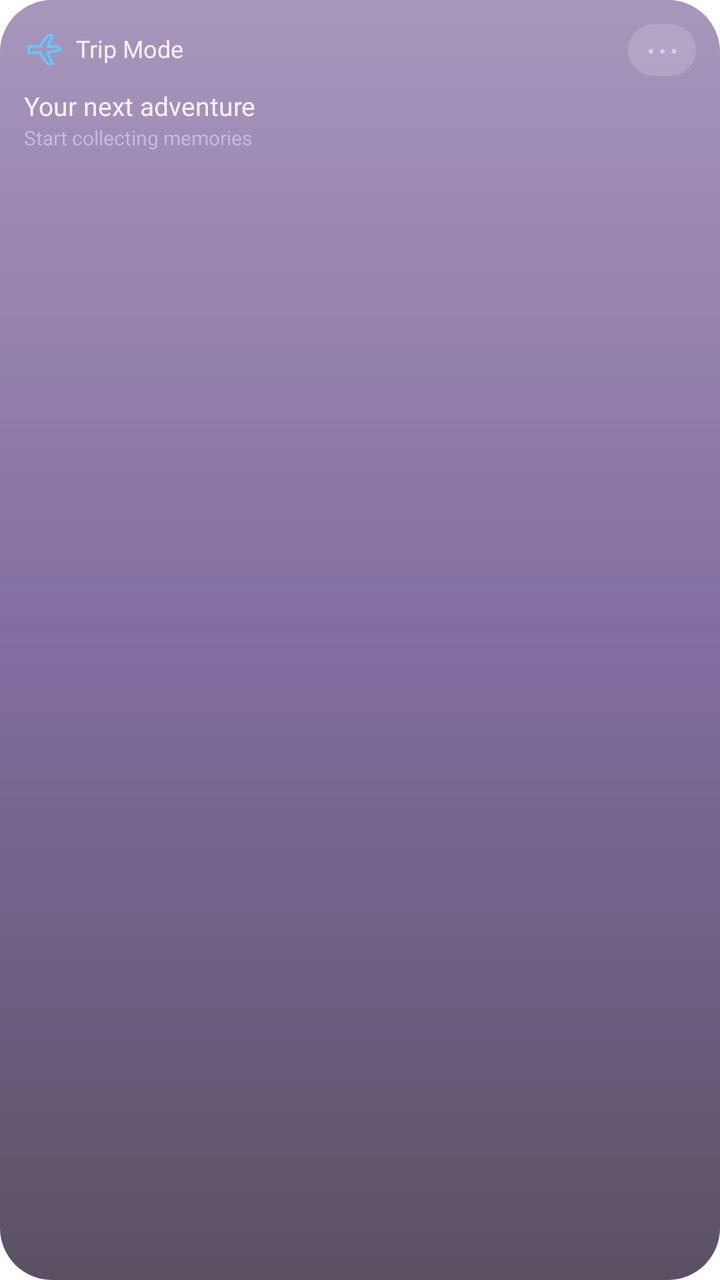
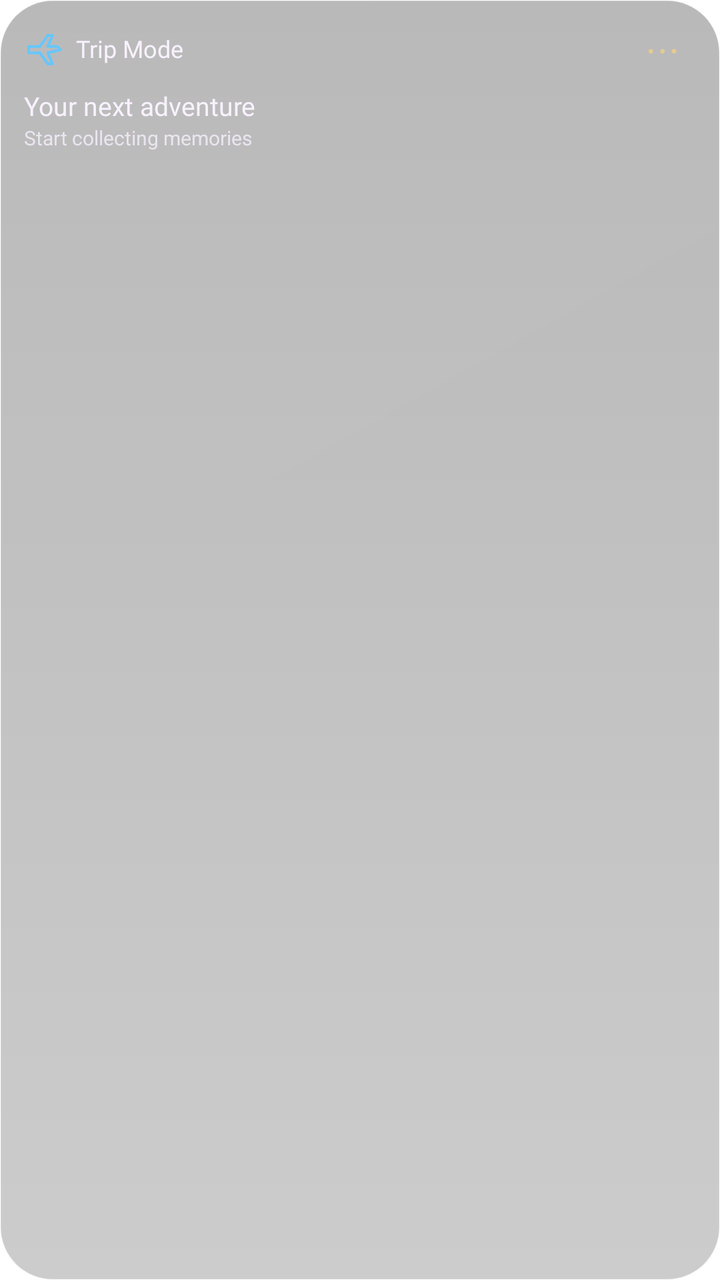

Screens rendered from an Android XML layout before and after an edit, with the pre-edit source and the edit as a unified diff.
<!-- AndroidManifest.xml: application theme Theme.Lumen -->
<!-- res/layout/widget_preview_trip.xml -->
<?xml version='1.0' encoding='utf-8'?>
<LinearLayout xmlns:android="http://schemas.android.com/apk/res/android" android:id="@+id/widget_root" android:layout_width="match_parent" android:layout_height="match_parent" android:orientation="vertical" android:padding="12dp" android:background="@drawable/widget_glass_dark_balanced">
    <LinearLayout android:layout_width="match_parent" android:layout_height="wrap_content" android:orientation="horizontal" android:gravity="center_vertical">
        <ImageView android:id="@+id/widget_icon" android:layout_width="19dp" android:layout_height="19dp" android:contentDescription="@null" android:src="@drawable/widget_ic_trip" />
        <TextView android:id="@+id/widget_title" android:layout_width="0dp" android:layout_weight="1" android:layout_height="wrap_content" android:layout_marginStart="7dp" android:text="@string/widget_trip" android:textColor="#F8F1FF" android:textSize="12sp" android:fontFamily="@font/outfit_medium" android:maxLines="1" android:ellipsize="end" android:includeFontPadding="false" />
        <TextView android:id="@+id/widget_action" android:layout_width="34dp" android:layout_height="26dp" android:gravity="center" android:text="@string/widget_more" android:textSize="19sp" android:textColor="#E4C6FF" android:contentDescription="@string/widget_open" android:background="@drawable/widget_control" android:includeFontPadding="false" />
    </LinearLayout>
    <LinearLayout android:layout_width="match_parent" android:layout_height="wrap_content" android:orientation="horizontal" android:baselineAligned="false" android:gravity="center_vertical" android:layout_marginTop="4dp">
        <LinearLayout android:layout_width="0dp" android:layout_weight="1" android:layout_height="wrap_content" android:orientation="vertical" android:paddingStart="0dp" android:paddingEnd="12dp">
            <TextView android:id="@+id/widget_detail" android:layout_width="match_parent" android:layout_height="wrap_content" android:layout_marginTop="4dp" android:text="@string/widget_preview_trip_detail" android:textColor="#F8F1FF" android:textSize="13sp" android:fontFamily="@font/outfit_medium" android:maxLines="2" android:ellipsize="end" android:visibility="visible" android:includeFontPadding="false" />
            <TextView android:id="@+id/widget_status" android:layout_width="match_parent" android:layout_height="wrap_content" android:layout_marginTop="2dp" android:textColor="#C8B8D8" android:textSize="10sp" android:maxLines="2" android:ellipsize="end" android:text="@string/widget_preview_trip_status" android:visibility="visible" android:includeFontPadding="false" />
        </LinearLayout>
        <LinearLayout android:id="@+id/widget_photos" android:layout_width="100dp" android:layout_height="64dp" android:layout_marginTop="4dp" android:orientation="horizontal" android:gravity="center_vertical" android:visibility="gone">
            <ImageView android:id="@+id/widget_photo1" android:layout_width="100dp" android:layout_height="64dp" android:layout_marginEnd="4dp" android:scaleType="centerCrop" android:background="@drawable/widget_photo_frame" android:contentDescription="@string/widget_photo" android:visibility="gone" />
            <ImageView android:id="@+id/widget_photo2" android:layout_width="100dp" android:layout_height="64dp" android:layout_marginEnd="4dp" android:scaleType="centerCrop" android:background="@drawable/widget_photo_frame" android:contentDescription="@string/widget_photo" android:visibility="gone" />
            <ImageView android:id="@+id/widget_photo3" android:layout_width="100dp" android:layout_height="64dp" android:layout_marginEnd="4dp" android:scaleType="centerCrop" android:background="@drawable/widget_photo_frame" android:contentDescription="@string/widget_photo" android:visibility="gone" />
            <ImageView android:id="@+id/widget_photo4" android:layout_width="100dp" android:layout_height="64dp" android:layout_marginEnd="4dp" android:scaleType="centerCrop" android:background="@drawable/widget_photo_frame" android:contentDescription="@string/widget_photo" android:visibility="gone" />
        </LinearLayout>
    </LinearLayout>
    <Chronometer android:id="@+id/widget_timer" android:layout_width="match_parent" android:layout_height="24dp" android:textColor="#F8F1FF" android:textSize="20sp" android:fontFamily="@font/outfit_medium" android:visibility="gone" android:includeFontPadding="false" />
    <LinearLayout android:id="@+id/widget_photo_names" android:layout_width="match_parent" android:layout_height="12dp" android:orientation="horizontal" android:visibility="gone">
        <TextView android:id="@+id/widget_person1" android:layout_width="0dp" android:layout_weight="1" android:layout_height="match_parent" android:textColor="#C8B8D8" android:textSize="9sp" android:gravity="center" android:maxLines="1" android:ellipsize="end" android:includeFontPadding="false" />
        <TextView android:id="@+id/widget_person2" android:layout_width="0dp" android:layout_weight="1" android:layout_height="match_parent" android:textColor="#C8B8D8" android:textSize="9sp" android:gravity="center" android:maxLines="1" android:ellipsize="end" android:includeFontPadding="false" />
        <TextView android:id="@+id/widget_person3" android:layout_width="0dp" android:layout_weight="1" android:layout_height="match_parent" android:textColor="#C8B8D8" android:textSize="9sp" android:gravity="center" android:maxLines="1" android:ellipsize="end" android:includeFontPadding="false" />
        <TextView android:id="@+id/widget_person4" android:layout_width="0dp" android:layout_weight="1" android:layout_height="match_parent" android:textColor="#C8B8D8" android:textSize="9sp" android:gravity="center" android:maxLines="1" android:ellipsize="end" android:includeFontPadding="false" />
    </LinearLayout>
    <LinearLayout android:id="@+id/widget_row1" android:layout_width="match_parent" android:layout_height="24dp" android:orientation="horizontal" android:gravity="center_vertical" android:visibility="gone">
        <TextView android:id="@+id/widget_check1" android:layout_width="34dp" android:layout_height="match_parent" android:text="@string/widget_circle" android:textColor="#E4C6FF" android:textSize="22sp" android:gravity="center_vertical" android:includeFontPadding="false" />
        <TextView android:id="@+id/widget_task1" android:layout_width="0dp" android:layout_weight="1" android:layout_height="wrap_content" android:textColor="#F8F1FF" android:textSize="12sp" android:maxLines="1" android:ellipsize="end" android:includeFontPadding="false" />
    </LinearLayout>
    <LinearLayout android:id="@+id/widget_row2" android:layout_width="match_parent" android:layout_height="24dp" android:orientation="horizontal" android:gravity="center_vertical" android:visibility="gone">
        <TextView android:id="@+id/widget_check2" android:layout_width="34dp" android:layout_height="match_parent" android:text="@string/widget_circle" android:textColor="#E4C6FF" android:textSize="22sp" android:gravity="center_vertical" android:includeFontPadding="false" />
        <TextView android:id="@+id/widget_task2" android:layout_width="0dp" android:layout_weight="1" android:layout_height="wrap_content" android:textColor="#F8F1FF" android:textSize="12sp" android:maxLines="1" android:ellipsize="end" android:includeFontPadding="false" />
    </LinearLayout>
    <TextView android:id="@+id/widget_button" android:layout_width="match_parent" android:layout_height="28dp" android:layout_marginTop="4dp" android:gravity="center" android:textColor="#2A1048" android:fontFamily="@font/outfit_medium" android:textSize="12sp" android:background="@drawable/widget_pill" android:visibility="gone" android:text="@string/widget_preview_trip_button" android:includeFontPadding="false" />
    <ProgressBar android:id="@+id/widget_meter" android:layout_width="match_parent" android:layout_height="4dp" android:layout_marginTop="8dp" android:max="100" android:progressTint="#C084FC" android:progressBackgroundTint="#33E4C6FF" android:visibility="gone" style="?android:attr/progressBarStyleHorizontal" />
</LinearLayout>
<!-- resources referenced by this layout -->
<resources>
  <!-- drawable widget_control (drawable) -->
  <?xml version="1.0" encoding="utf-8"?>
  <shape xmlns:android="http://schemas.android.com/apk/res/android">
      <corners android:radius="16dp" />
      <solid android:color="#28FFFFFF" />
  </shape>
  <!-- drawable widget_glass_dark_balanced (drawable) -->
  <?xml version="1.0" encoding="utf-8"?>
  <layer-list xmlns:android="http://schemas.android.com/apk/res/android">
      <item>
          <shape>
              <corners android:radius="26dp" />
              <gradient
                  android:angle="270"
                  android:startColor="#993B1568"
                  android:centerColor="#A62E1060"
                  android:endColor="#B314061F" />
          </shape>
      </item>
      <item>
          <shape>
              <corners android:radius="26dp" />
              <gradient
                  android:angle="270"
                  android:startColor="#40FFFFFF"
                  android:centerColor="#18E4C6FF"
                  android:endColor="#00FFFFFF" />
          </shape>
      </item>
  </layer-list>
  <!-- drawable widget_ic_trip (drawable) -->
  <vector xmlns:android="http://schemas.android.com/apk/res/android" android:width="24dp" android:height="24dp" android:viewportWidth="24" android:viewportHeight="24"><path android:pathData="M3,10 L10,10 L15,3 L18,3 L15,10 L21,10 L23,12 L15,14 L18,21 L15,21 L10,14 L3,14 Z" android:fillColor="@android:color/transparent" android:strokeColor="#65C7FF" android:strokeWidth="1.7" android:strokeLineCap="round" android:strokeLineJoin="round" /></vector>
  <!-- drawable widget_photo_frame (drawable) -->
  <?xml version="1.0" encoding="utf-8"?>
  <shape xmlns:android="http://schemas.android.com/apk/res/android">
      <corners android:radius="16dp" />
      <solid android:color="#3314061F" />
  </shape>
  <!-- drawable widget_pill (drawable) -->
  <?xml version="1.0" encoding="utf-8"?>
  <shape xmlns:android="http://schemas.android.com/apk/res/android">
      <corners android:radius="22dp" />
      <gradient
          android:angle="0"
          android:startColor="#E9D5FF"
          android:centerColor="#D8B4FE"
          android:endColor="#F0ABFC" />
  </shape>
  <string name="widget_circle">○</string>
  <string name="widget_more">⋯</string>
  <string name="widget_open">Open widget</string>
  <string name="widget_photo">Photo</string>
  <string name="widget_preview_trip_button" />
  <string name="widget_preview_trip_detail">Your next adventure</string>
  <string name="widget_preview_trip_status">Start collecting memories</string>
  <string name="widget_trip">Trip Mode</string>
  <style name="Theme.Lumen" parent="android:Theme.Material.NoActionBar">
          <item name="android:windowShowWallpaper">true</item>
          <item name="android:windowBackground">@android:color/transparent</item>
          <item name="android:colorBackgroundCacheHint">@null</item>
          <item name="android:statusBarColor">@android:color/transparent</item>
          <item name="android:navigationBarColor">@android:color/transparent</item>
          <item name="android:windowDrawsSystemBarBackgrounds">true</item>
          <item name="android:windowLightStatusBar">false</item>
      </style>
</resources>

<!-- the commit's change to res/layout/widget_preview_trip.xml (unified diff, before → after) -->
@@ -3,12 +3,12 @@
     <LinearLayout android:layout_width="match_parent" android:layout_height="wrap_content" android:orientation="horizontal" android:gravity="center_vertical">
         <ImageView android:id="@+id/widget_icon" android:layout_width="19dp" android:layout_height="19dp" android:contentDescription="@null" android:src="@drawable/widget_ic_trip" />
         <TextView android:id="@+id/widget_title" android:layout_width="0dp" android:layout_weight="1" android:layout_height="wrap_content" android:layout_marginStart="7dp" android:text="@string/widget_trip" android:textColor="#F8F1FF" android:textSize="12sp" android:fontFamily="@font/outfit_medium" android:maxLines="1" android:ellipsize="end" android:includeFontPadding="false" />
-        <TextView android:id="@+id/widget_action" android:layout_width="34dp" android:layout_height="26dp" android:gravity="center" android:text="@string/widget_more" android:textSize="19sp" android:textColor="#E4C6FF" android:contentDescription="@string/widget_open" android:background="@drawable/widget_control" android:includeFontPadding="false" />
+        <TextView android:id="@+id/widget_action" android:layout_width="34dp" android:layout_height="26dp" android:gravity="center" android:text="@string/widget_more" android:textSize="19sp" android:textColor="#E4CB91" android:contentDescription="@string/widget_open" android:background="@drawable/widget_control" android:includeFontPadding="false" />
     </LinearLayout>
     <LinearLayout android:layout_width="match_parent" android:layout_height="wrap_content" android:orientation="horizontal" android:baselineAligned="false" android:gravity="center_vertical" android:layout_marginTop="4dp">
         <LinearLayout android:layout_width="0dp" android:layout_weight="1" android:layout_height="wrap_content" android:orientation="vertical" android:paddingStart="0dp" android:paddingEnd="12dp">
             <TextView android:id="@+id/widget_detail" android:layout_width="match_parent" android:layout_height="wrap_content" android:layout_marginTop="4dp" android:text="@string/widget_preview_trip_detail" android:textColor="#F8F1FF" android:textSize="13sp" android:fontFamily="@font/outfit_medium" android:maxLines="2" android:ellipsize="end" android:visibility="visible" android:includeFontPadding="false" />
-            <TextView android:id="@+id/widget_status" android:layout_width="match_parent" android:layout_height="wrap_content" android:layout_marginTop="2dp" android:textColor="#C8B8D8" android:textSize="10sp" android:maxLines="2" android:ellipsize="end" android:text="@string/widget_preview_trip_status" android:visibility="visible" android:includeFontPadding="false" />
+            <TextView android:id="@+id/widget_status" android:layout_width="match_parent" android:layout_height="wrap_content" android:layout_marginTop="2dp" android:textColor="#C4F8F1FF" android:textSize="10sp" android:maxLines="2" android:ellipsize="end" android:text="@string/widget_preview_trip_status" android:visibility="visible" android:includeFontPadding="false" />
         </LinearLayout>
         <LinearLayout android:id="@+id/widget_photos" android:layout_width="100dp" android:layout_height="64dp" android:layout_marginTop="4dp" android:orientation="horizontal" android:gravity="center_vertical" android:visibility="gone">
             <ImageView android:id="@+id/widget_photo1" android:layout_width="100dp" android:layout_height="64dp" android:layout_marginEnd="4dp" android:scaleType="centerCrop" android:background="@drawable/widget_photo_frame" android:contentDescription="@string/widget_photo" android:visibility="gone" />
@@ -19,17 +19,17 @@
     </LinearLayout>
     <Chronometer android:id="@+id/widget_timer" android:layout_width="match_parent" android:layout_height="24dp" android:textColor="#F8F1FF" android:textSize="20sp" android:fontFamily="@font/outfit_medium" android:visibility="gone" android:includeFontPadding="false" />
     <LinearLayout android:id="@+id/widget_photo_names" android:layout_width="match_parent" android:layout_height="12dp" android:orientation="horizontal" android:visibility="gone">
-        <TextView android:id="@+id/widget_person1" android:layout_width="0dp" android:layout_weight="1" android:layout_height="match_parent" android:textColor="#C8B8D8" android:textSize="9sp" android:gravity="center" android:maxLines="1" android:ellipsize="end" android:includeFontPadding="false" />
-        <TextView android:id="@+id/widget_person2" android:layout_width="0dp" android:layout_weight="1" android:layout_height="match_parent" android:textColor="#C8B8D8" android:textSize="9sp" android:gravity="center" android:maxLines="1" android:ellipsize="end" android:includeFontPadding="false" />
-        <TextView android:id="@+id/widget_person3" android:layout_width="0dp" android:layout_weight="1" android:layout_height="match_parent" android:textColor="#C8B8D8" android:textSize="9sp" android:gravity="center" android:maxLines="1" android:ellipsize="end" android:includeFontPadding="false" />
-        <TextView android:id="@+id/widget_person4" android:layout_width="0dp" android:layout_weight="1" android:layout_height="match_parent" android:textColor="#C8B8D8" android:textSize="9sp" android:gravity="center" android:maxLines="1" android:ellipsize="end" android:includeFontPadding="false" />
+        <TextView android:id="@+id/widget_person1" android:layout_width="0dp" android:layout_weight="1" android:layout_height="match_parent" android:textColor="#C4F8F1FF" android:textSize="9sp" android:gravity="center" android:maxLines="1" android:ellipsize="end" android:includeFontPadding="false" />
+        <TextView android:id="@+id/widget_person2" android:layout_width="0dp" android:layout_weight="1" android:layout_height="match_parent" android:textColor="#C4F8F1FF" android:textSize="9sp" android:gravity="center" android:maxLines="1" android:ellipsize="end" android:includeFontPadding="false" />
+        <TextView android:id="@+id/widget_person3" android:layout_width="0dp" android:layout_weight="1" android:layout_height="match_parent" android:textColor="#C4F8F1FF" android:textSize="9sp" android:gravity="center" android:maxLines="1" android:ellipsize="end" android:includeFontPadding="false" />
+        <TextView android:id="@+id/widget_person4" android:layout_width="0dp" android:layout_weight="1" android:layout_height="match_parent" android:textColor="#C4F8F1FF" android:textSize="9sp" android:gravity="center" android:maxLines="1" android:ellipsize="end" android:includeFontPadding="false" />
     </LinearLayout>
     <LinearLayout android:id="@+id/widget_row1" android:layout_width="match_parent" android:layout_height="24dp" android:orientation="horizontal" android:gravity="center_vertical" android:visibility="gone">
-        <TextView android:id="@+id/widget_check1" android:layout_width="34dp" android:layout_height="match_parent" android:text="@string/widget_circle" android:textColor="#E4C6FF" android:textSize="22sp" android:gravity="center_vertical" android:includeFontPadding="false" />
+        <TextView android:id="@+id/widget_check1" android:layout_width="34dp" android:layout_height="match_parent" android:text="@string/widget_circle" android:textColor="#E4CB91" android:textSize="22sp" android:gravity="center_vertical" android:includeFontPadding="false" />
         <TextView android:id="@+id/widget_task1" android:layout_width="0dp" android:layout_weight="1" android:layout_height="wrap_content" android:textColor="#F8F1FF" android:textSize="12sp" android:maxLines="1" android:ellipsize="end" android:includeFontPadding="false" />
     </LinearLayout>
     <LinearLayout android:id="@+id/widget_row2" android:layout_width="match_parent" android:layout_height="24dp" android:orientation="horizontal" android:gravity="center_vertical" android:visibility="gone">
-        <TextView android:id="@+id/widget_check2" android:layout_width="34dp" android:layout_height="match_parent" android:text="@string/widget_circle" android:textColor="#E4C6FF" android:textSize="22sp" android:gravity="center_vertical" android:includeFontPadding="false" />
+        <TextView android:id="@+id/widget_check2" android:layout_width="34dp" android:layout_height="match_parent" android:text="@string/widget_circle" android:textColor="#E4CB91" android:textSize="22sp" android:gravity="center_vertical" android:includeFontPadding="false" />
         <TextView android:id="@+id/widget_task2" android:layout_width="0dp" android:layout_weight="1" android:layout_height="wrap_content" android:textColor="#F8F1FF" android:textSize="12sp" android:maxLines="1" android:ellipsize="end" android:includeFontPadding="false" />
     </LinearLayout>
     <TextView android:id="@+id/widget_button" android:layout_width="match_parent" android:layout_height="28dp" android:layout_marginTop="4dp" android:gravity="center" android:textColor="#2A1048" android:fontFamily="@font/outfit_medium" android:textSize="12sp" android:background="@drawable/widget_pill" android:visibility="gone" android:text="@string/widget_preview_trip_button" android:includeFontPadding="false" />
<!-- resource entries referenced after the edit -->
@@ -2,51 +2,31 @@
 <resources>
   <!-- drawable widget_control (drawable) -->
   <?xml version="1.0" encoding="utf-8"?>
-  <shape xmlns:android="http://schemas.android.com/apk/res/android">
-      <corners android:radius="16dp" />
-      <solid android:color="#28FFFFFF" />
-  </shape>
+  <shape xmlns:android="http://schemas.android.com/apk/res/android"><solid android:color="#00000000" /></shape>
   <!-- drawable widget_glass_dark_balanced (drawable) -->
   <?xml version="1.0" encoding="utf-8"?>
   <layer-list xmlns:android="http://schemas.android.com/apk/res/android">
-      <item>
-          <shape>
-              <corners android:radius="26dp" />
-              <gradient
-                  android:angle="270"
-                  android:startColor="#993B1568"
-                  android:centerColor="#A62E1060"
-                  android:endColor="#B314061F" />
-          </shape>
-      </item>
-      <item>
-          <shape>
-              <corners android:radius="26dp" />
-              <gradient
-                  android:angle="270"
-                  android:startColor="#40FFFFFF"
-                  android:centerColor="#18E4C6FF"
-                  android:endColor="#00FFFFFF" />
-          </shape>
-      </item>
+    <item><shape>
+      <corners android:radius="26dp" />
+      <gradient android:angle="270" android:startColor="#47000000" android:endColor="#33000000" />
+      <stroke android:width="0.8dp" android:color="#33FFFFFF" />
+  </shape></item>
+    <item><shape>
+      <corners android:radius="26dp" />
+      <gradient android:angle="315" android:startColor="#04FFFFFF" android:endColor="#00FFFFFF" />
+    </shape></item>
   </layer-list>
   <!-- drawable widget_ic_trip (drawable) -->
   <vector xmlns:android="http://schemas.android.com/apk/res/android" android:width="24dp" android:height="24dp" android:viewportWidth="24" android:viewportHeight="24"><path android:pathData="M3,10 L10,10 L15,3 L18,3 L15,10 L21,10 L23,12 L15,14 L18,21 L15,21 L10,14 L3,14 Z" android:fillColor="@android:color/transparent" android:strokeColor="#65C7FF" android:strokeWidth="1.7" android:strokeLineCap="round" android:strokeLineJoin="round" /></vector>
   <!-- drawable widget_photo_frame (drawable) -->
   <?xml version="1.0" encoding="utf-8"?>
-  <shape xmlns:android="http://schemas.android.com/apk/res/android">
-      <corners android:radius="16dp" />
-      <solid android:color="#3314061F" />
-  </shape>
+  <shape xmlns:android="http://schemas.android.com/apk/res/android"><solid android:color="#00000000" /></shape>
   <!-- drawable widget_pill (drawable) -->
   <?xml version="1.0" encoding="utf-8"?>
   <shape xmlns:android="http://schemas.android.com/apk/res/android">
       <corners android:radius="22dp" />
-      <gradient
-          android:angle="0"
-          android:startColor="#E9D5FF"
-          android:centerColor="#D8B4FE"
-          android:endColor="#F0ABFC" />
+      <gradient android:angle="270" android:startColor="#EAD8AD" android:endColor="#DBC18A" />
+      <stroke android:width="0.7dp" android:color="#50FFFFFF" />
   </shape>
   <string name="widget_circle">○</string>
   <string name="widget_more">⋯</string>
